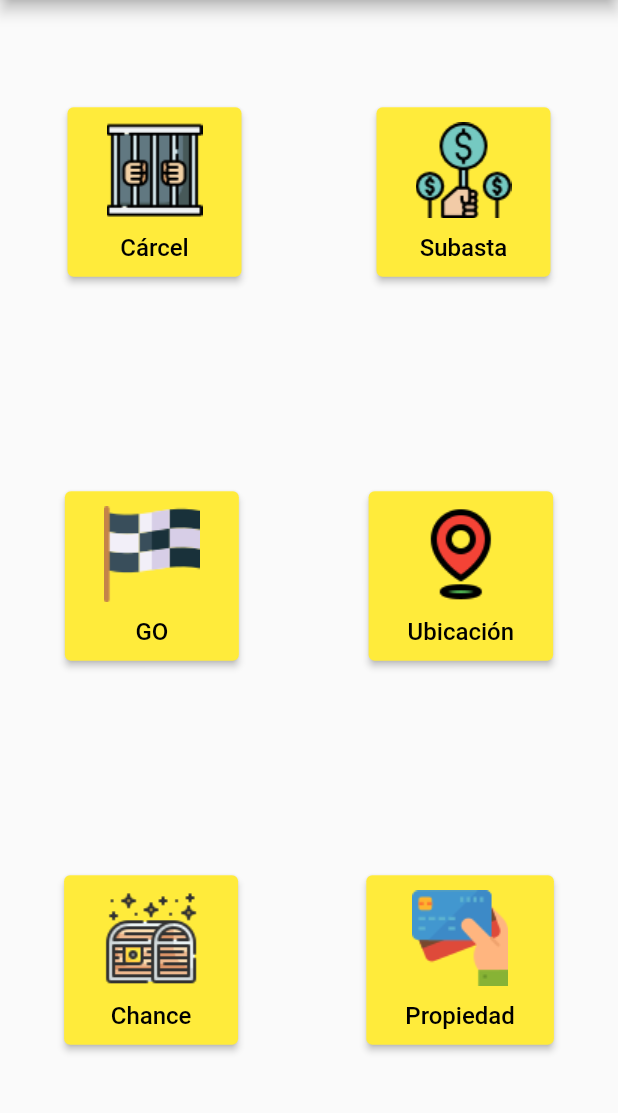
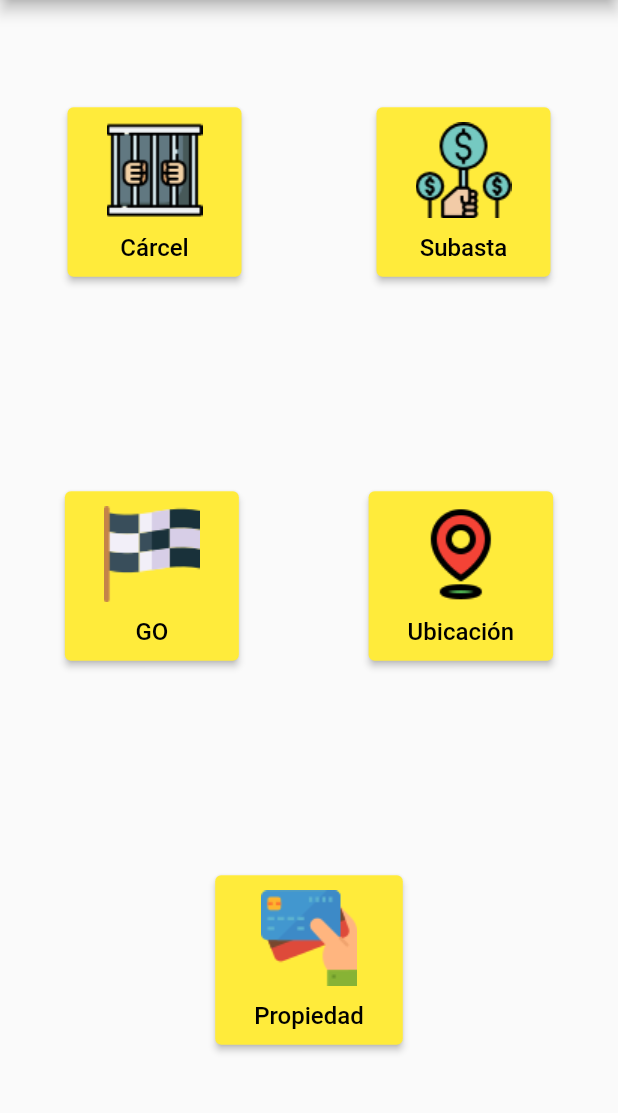
Before and after one commit to Willian-Cueva/electronic_monaply, a Flutter app: the Principal screen opened directly with empty values, on a phone screen of 412 x 824 dp, the part 84-1197 px from its top. Run offline on Flutter 3.47's test engine with Material 2 defaults, Android fonts, the phone set to English and light mode, and no system bars; our stand-ins replace carousel_slider.

Commit message:
onedrive molestando

```diff
--- a/lib/pages/principal.dart
+++ b/lib/pages/principal.dart
@@ -4,6 +4,7 @@ import 'package:electronic_monaply/pages/accion.dart';
 import 'package:electronic_monaply/pages/detalles.dart';
 import 'package:electronic_monaply/pages/subasta.dart';
 import 'package:electronic_monaply/pages/transaccion.dart';
+import 'package:electronic_monaply/pages/pagar.dart';
 import 'package:electronic_monaply/widgets/panel_button.dart';
 import 'package:flutter/material.dart';
 
@@ -82,10 +83,10 @@ class _PrincipalState extends State<Principal> {
           Row(
             mainAxisAlignment: MainAxisAlignment.spaceAround,
             children: [
-              PanelButton(
-                  asset: "cofre.png",
-                  text: "Chance",
-                  ventana: Transaccion(juegoControlador: juego)),
+              // PanelButton(
+              //     asset: "cofre.png",
+              //     text: "Chance",
+              //     ventana: Pagar(juegoControlador: juego,propiedad: juego.propiedades[0],propietario: juego.propietarios[0],)),
               PanelButton(
                   asset: "tarjeta.png",
                   text: "Propiedad",
```
Also changed, not shown: lib/pages/pagar.dart (added, +40 -0 lines), lib/widgets/propiedad_widget.dart (+7 -0 lines).
